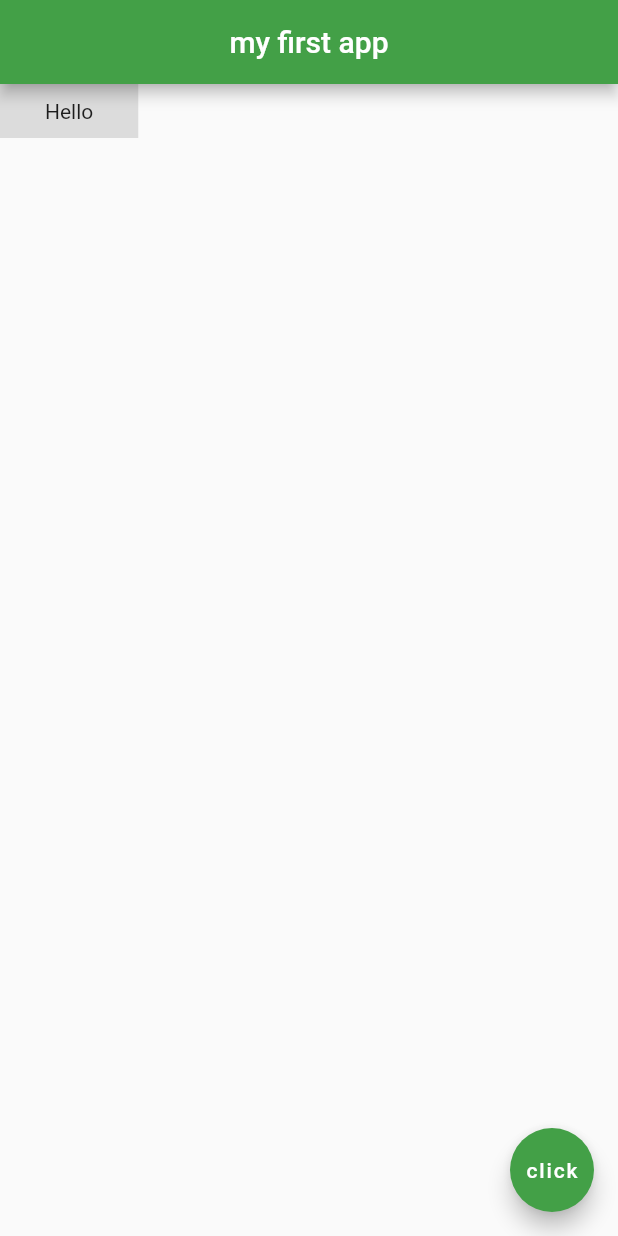
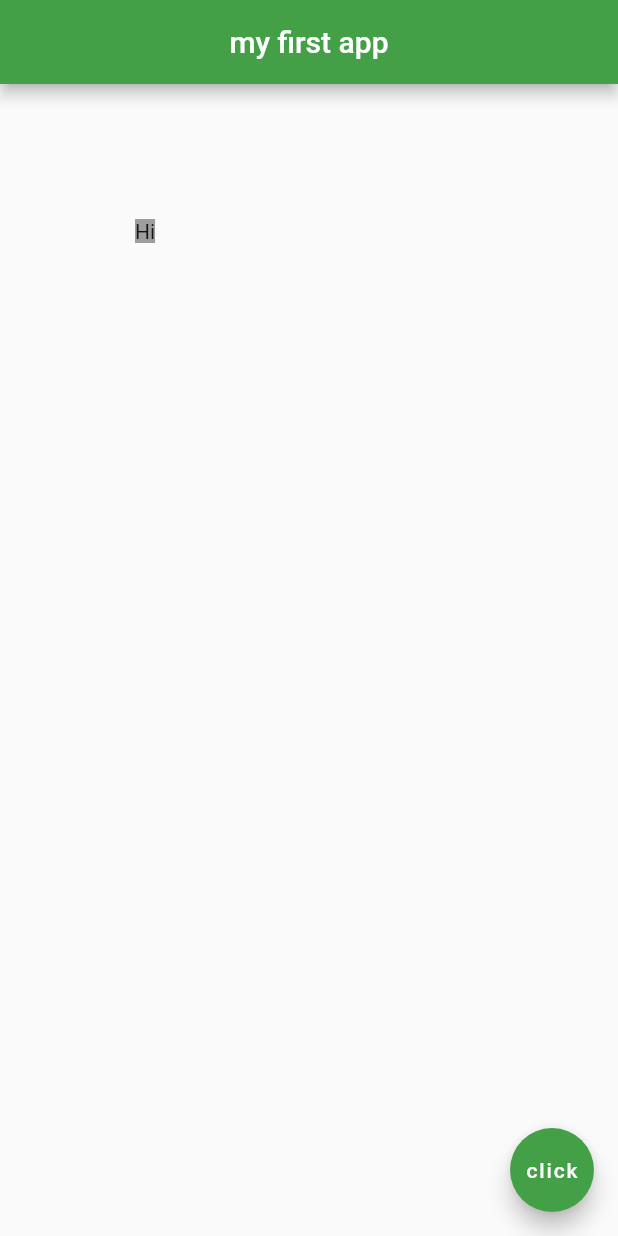
Before and after one commit to PasinduManeka/myapp, a Flutter app: the screen it shows after launch, on a phone screen of 412 x 824 dp. Run offline on Flutter 3.47's test engine with Material 2 defaults, Android fonts, the phone set to English and light mode, and no system bars.

Commit message:
add a padding widget

```diff
--- a/lib/main.dart
+++ b/lib/main.dart
@@ -20,10 +20,12 @@ class Home extends StatelessWidget {
         centerTitle: true,
         backgroundColor: Colors.green[600],
       ),
-      body: Container(
-        padding: EdgeInsets.symmetric(horizontal: 30.0, vertical: 10.0),
-        color: Colors.black12,
-        child: Text('Hello'),
+      body: Padding(
+        padding: EdgeInsets.all(90.0),
+        child: Container(
+          child:Text('Hi'),
+          color: Colors.grey,
+        ),
       ),
       floatingActionButton: FloatingActionButton(
         onPressed: () {  },
```
